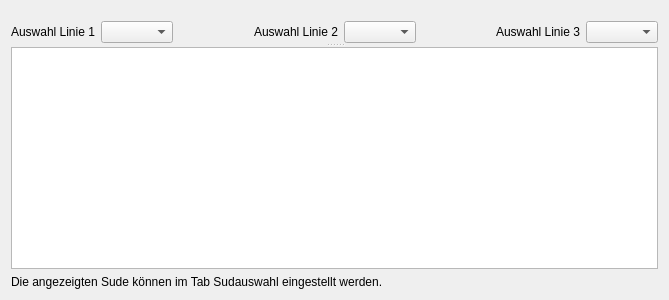
First picture: the form in kleiner-brauhelfer/tabbrauuebersicht.ui, repository kleiner-brauhelfer/kleiner-brauhelfer-2, before the edit.
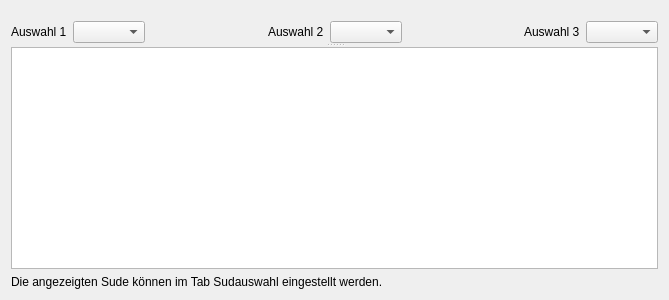
Second picture: the form after the edit. Custom widgets are drawn as their Qt base class.

Commit message: window size & others

```diff
--- a/kleiner-brauhelfer/tabbrauuebersicht.ui
+++ b/kleiner-brauhelfer/tabbrauuebersicht.ui
@@ -36,7 +36,7 @@
          <item>
           <widget class="QLabel" name="label_24">
            <property name="text">
-            <string>Auswahl Linie 1</string>
+            <string>Auswahl 1</string>
            </property>
           </widget>
          </item>
@@ -63,7 +63,7 @@
          <item>
           <widget class="QLabel" name="label_26">
            <property name="text">
-            <string>Auswahl Linie 2</string>
+            <string>Auswahl 2</string>
            </property>
           </widget>
          </item>
@@ -90,7 +90,7 @@
          <item>
           <widget class="QLabel" name="label_25">
            <property name="text">
-            <string>Auswahl Linie 3</string>
+            <string>Auswahl 3</string>
            </property>
           </widget>
          </item>
```
The commit also changes 7 other files.
